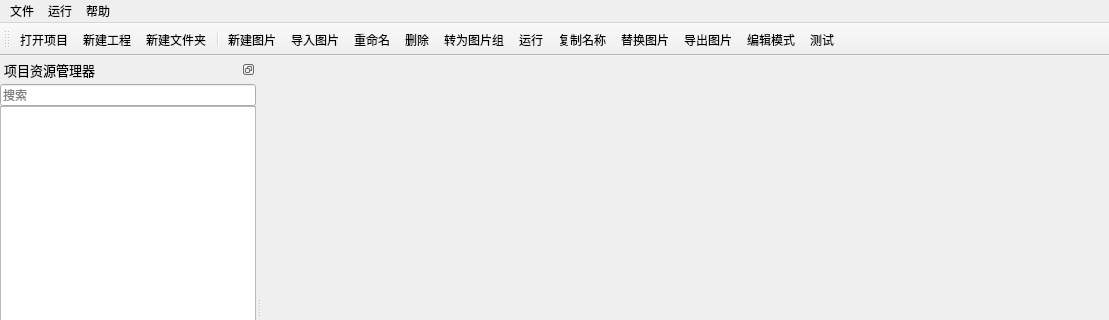
This is BmpManager/mainwindow.ui in luckyPtr/BitmapStudio as Qt 5 draws it before an edit; both pictures show x 0 to 1109 and y 0 to 320 of the 1109 by 579 pixel window. The edited form follows.
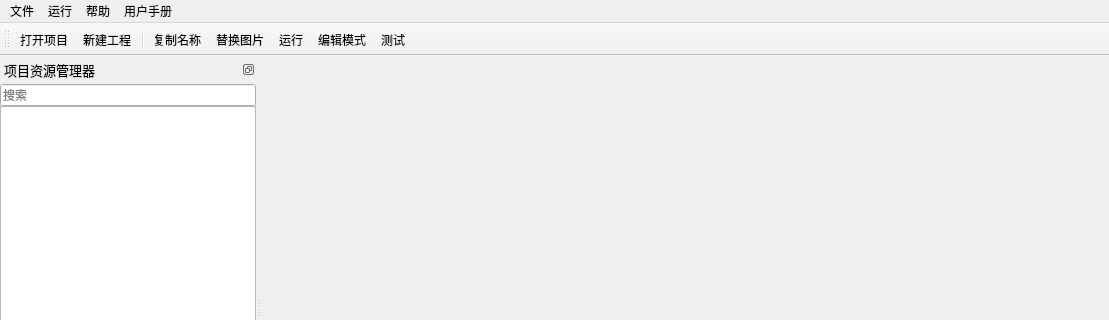
This is the edited form. Icons and pictures are not drawn. Custom widgets are drawn as their Qt base class.

Commit message: 图片替换功能

Patch:
```diff
--- a/BmpManager/mainwindow.ui
+++ b/BmpManager/mainwindow.ui
@@ -125,10 +125,18 @@
     <property name="title">
      <string>帮助</string>
     </property>
+    <addaction name="action"/>
+    <addaction name="action_2"/>
+   </widget>
+   <widget class="QMenu" name="menu_4">
+    <property name="title">
+     <string>用户手册</string>
+    </property>
    </widget>
    <addaction name="menu"/>
    <addaction name="menu_2"/>
    <addaction name="menu_3"/>
+   <addaction name="menu_4"/>
   </widget>
   <widget class="QStatusBar" name="statusbar"/>
   <widget class="QDockWidget" name="dockProject">
@@ -305,8 +313,8 @@
    </property>
    <property name="iconSize">
     <size>
-     <width>40</width>
-     <height>40</height>
+     <width>20</width>
+     <height>20</height>
     </size>
    </property>
    <property name="toolButtonStyle">
@@ -323,17 +331,10 @@
    </attribute>
    <addaction name="actOpenProject"/>
    <addaction name="actNewProject"/>
-   <addaction name="actNewFolder"/>
    <addaction name="separator"/>
-   <addaction name="actNewImg"/>
-   <addaction name="actImportImg"/>
-   <addaction name="actRename"/>
-   <addaction name="actDelete"/>
-   <addaction name="actGrpImgTransform"/>
-   <addaction name="actRun"/>
    <addaction name="actCopyName"/>
    <addaction name="actReplaceImage"/>
-   <addaction name="actExport"/>
+   <addaction name="actRun"/>
    <addaction name="actEditMode"/>
    <addaction name="actTest"/>
   </widget>
@@ -373,71 +374,11 @@
     <string>新建工程</string>
    </property>
   </action>
-  <action name="actNewFolder">
-   <property name="icon">
-    <iconset resource="Img.qrc">
-     <normaloff>:/Image/Toolbar/NewFolder.svg</normaloff>:/Image/Toolbar/NewFolder.svg</iconset>
-   </property>
-   <property name="text">
-    <string>新建文件夹</string>
-   </property>
-  </action>
-  <action name="actRename">
-   <property name="icon">
-    <iconset resource="Img.qrc">
-     <normaloff>:/Image/Toolbar/Rename.svg</normaloff>:/Image/Toolbar/Rename.svg</iconset>
-   </property>
-   <property name="text">
-    <string>重命名</string>
-   </property>
-   <property name="menuRole">
-    <enum>QAction::AboutQtRole</enum>
-   </property>
-  </action>
-  <action name="actNewImg">
-   <property name="icon">
-    <iconset resource="Img.qrc">
-     <normaloff>:/Image/Toolbar/NewImage.svg</normaloff>:/Image/Toolbar/NewImage.svg</iconset>
-   </property>
-   <property name="text">
-    <string>新建图片</string>
-   </property>
-   <property name="toolTip">
-    <string>新建图片</string>
-   </property>
-  </action>
-  <action name="actImportImg">
-   <property name="icon">
-    <iconset resource="Img.qrc">
-     <normaloff>:/Image/Toolbar/ImportFromImage.svg</normaloff>:/Image/Toolbar/ImportFromImage.svg</iconset>
-   </property>
-   <property name="text">
-    <string>导入图片</string>
-   </property>
-  </action>
-  <action name="actDelete">
-   <property name="icon">
-    <iconset resource="Img.qrc">
-     <normaloff>:/Image/Toolbar/Delete.svg</normaloff>:/Image/Toolbar/Delete.svg</iconset>
-   </property>
-   <property name="text">
-    <string>删除</string>
-   </property>
-  </action>
   <action name="actTest">
    <property name="text">
     <string>测试</string>
    </property>
   </action>
-  <action name="actGrpImgTransform">
-   <property name="icon">
-    <iconset resource="Img.qrc">
-     <normaloff>:/Image/Toolbar/Transform.svg</normaloff>:/Image/Toolbar/Transform.svg</iconset>
-   </property>
-   <property name="text">
-    <string>转为图片组</string>
-   </property>
-  </action>
   <action name="actRun">
    <property name="icon">
     <iconset resource="Img.qrc">
@@ -465,15 +406,6 @@
     <string>替换图片</string>
    </property>
   </action>
-  <action name="actExport">
-   <property name="icon">
-    <iconset resource="Img.qrc">
-     <normaloff>:/Image/Toolbar/Export.svg</normaloff>:/Image/Toolbar/Export.svg</iconset>
-   </property>
-   <property name="text">
-    <string>导出图片</string>
-   </property>
-  </action>
   <action name="actEditMode">
    <property name="checkable">
     <bool>true</bool>
```
Left out of the diff: 10 changed lines with no effect on the pictures. The commit also changes 9 other files.
